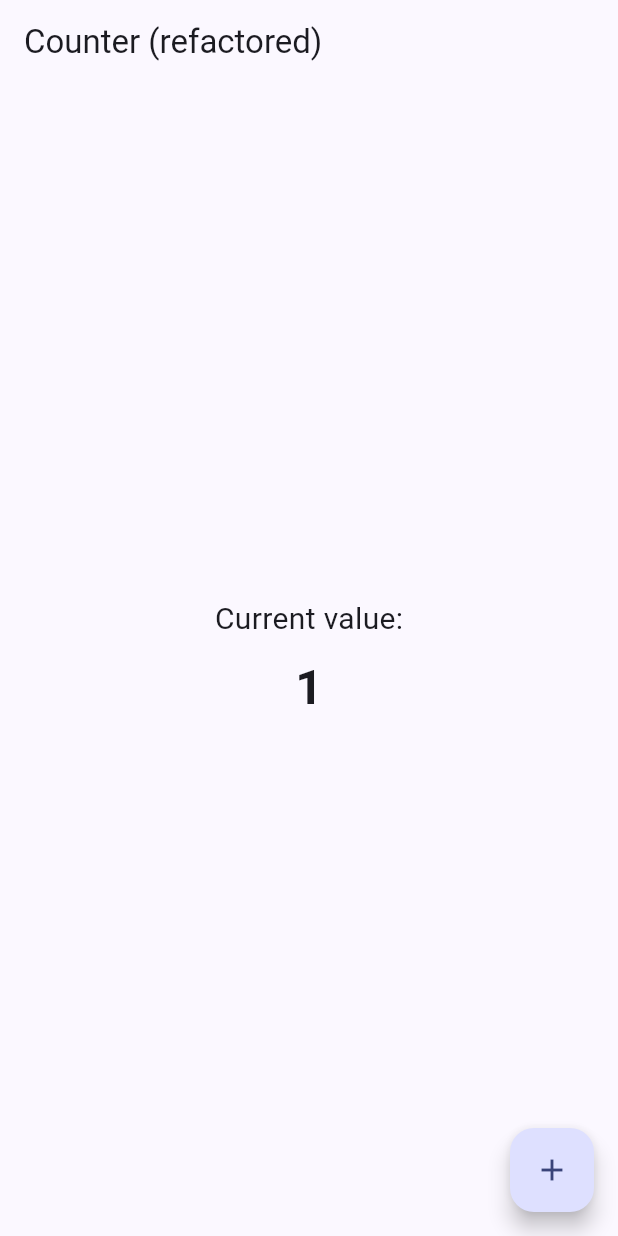
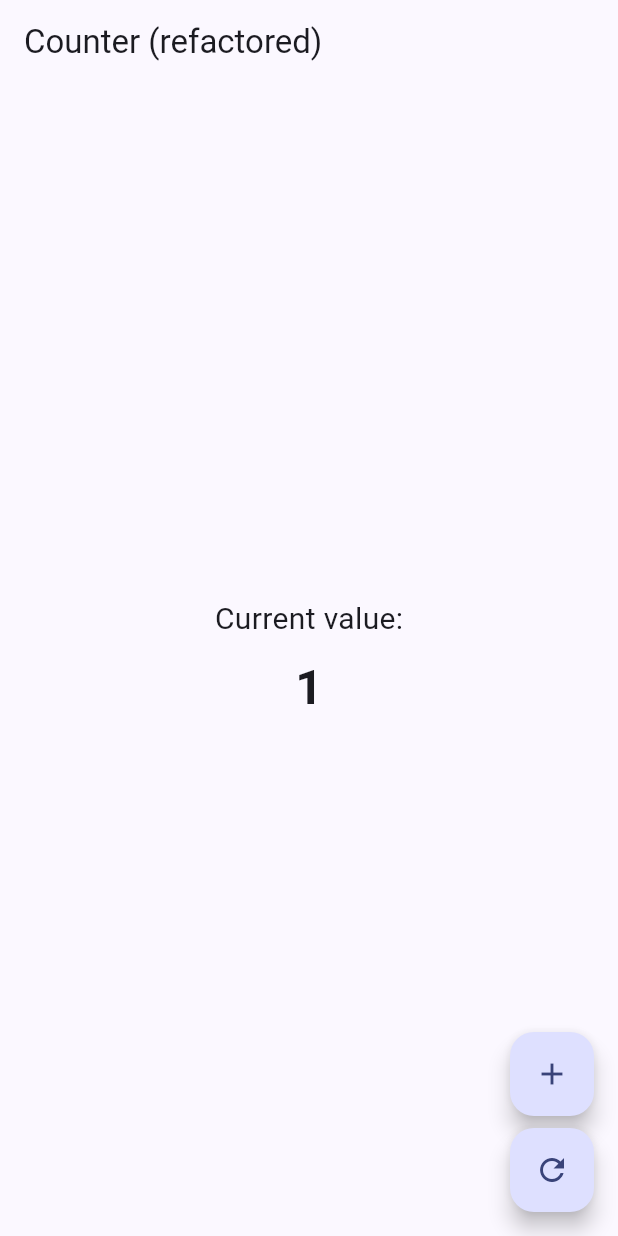
Before and after one commit to prof-ronny/project_6, a Flutter app: the screen it shows after launch, after a tap on the "add" icon, on a phone screen of 412 x 824 dp. Run offline on Flutter 3.47's test engine with Material 3 defaults, Android fonts, the phone set to English and light mode, and no system bars.

Commit message:
Example 4

```diff
--- /dev/null
+++ b/lib/counter_controller.dart
@@ -0,0 +1,11 @@
+class CounterController {
+  int _value = 0;
+  int get value => _value;
+  void increment() {
+    _value++;
+  }
+
+  void reset() {
+    _value = 0;
+  }
+}
--- a/lib/main.dart
+++ b/lib/main.dart
@@ -1,5 +1,6 @@
 import 'package:flutter/material.dart';
 
+import 'counter_controller.dart';
 import 'display_counter.dart';
 
 void main() {
@@ -15,9 +16,7 @@ class MyApp extends StatelessWidget {
       title: 'Widgets Project',
       theme: ThemeData(
         useMaterial3: true,
-        colorScheme: ColorScheme.fromSeed(
-          seedColor: Colors.indigo,
-        ),
+        colorScheme: ColorScheme.fromSeed(seedColor: Colors.indigo),
       ),
       home: const CounterPageStateful(),
     );
@@ -27,30 +26,42 @@ class MyApp extends StatelessWidget {
 class CounterPageStateful extends StatefulWidget {
   const CounterPageStateful({super.key});
   @override
-  State<CounterPageStateful> createState() =>
-      _CounterPageStatefulState();
+  State<CounterPageStateful> createState() => _CounterPageStatefulState();
 }
 
-class _CounterPageStatefulState
-    extends State<CounterPageStateful> {
-  int value = 0; // mutable state
+class _CounterPageStatefulState extends State<CounterPageStateful> {
+  final _controller = CounterController(); // instantiate the controller
   @override
   Widget build(BuildContext context) {
     return Scaffold(
-      appBar: AppBar(
-        title: const Text('Counter (refactored)'),
-      ),
+      appBar: AppBar(title: const Text('Counter (refactored)')),
       body: Center(
         // uses the child widget
-        child: DisplayCounter(value: value),
+        child: DisplayCounter(value: _controller.value),
       ),
-      floatingActionButton: FloatingActionButton(
-        onPressed: () {
-          setState(() {
-            value++; // updates the state
-          });
-        },
-        child: const Icon(Icons.add),
+      floatingActionButton: Column(
+        mainAxisSize: MainAxisSize.min,
+        children: [
+          FloatingActionButton(
+            heroTag: 'add',
+            onPressed: () {
+              setState(() {
+                _controller.increment();
+              });
+            },
+            child: const Icon(Icons.add),
+          ),
+          const SizedBox(height: 8),
+          FloatingActionButton(
+            heroTag: 'reset',
+            onPressed: () {
+              setState(() {
+                _controller.reset();
+              });
+            },
+            child: const Icon(Icons.refresh),
+          ),
+        ],
       ),
     );
   }
```
